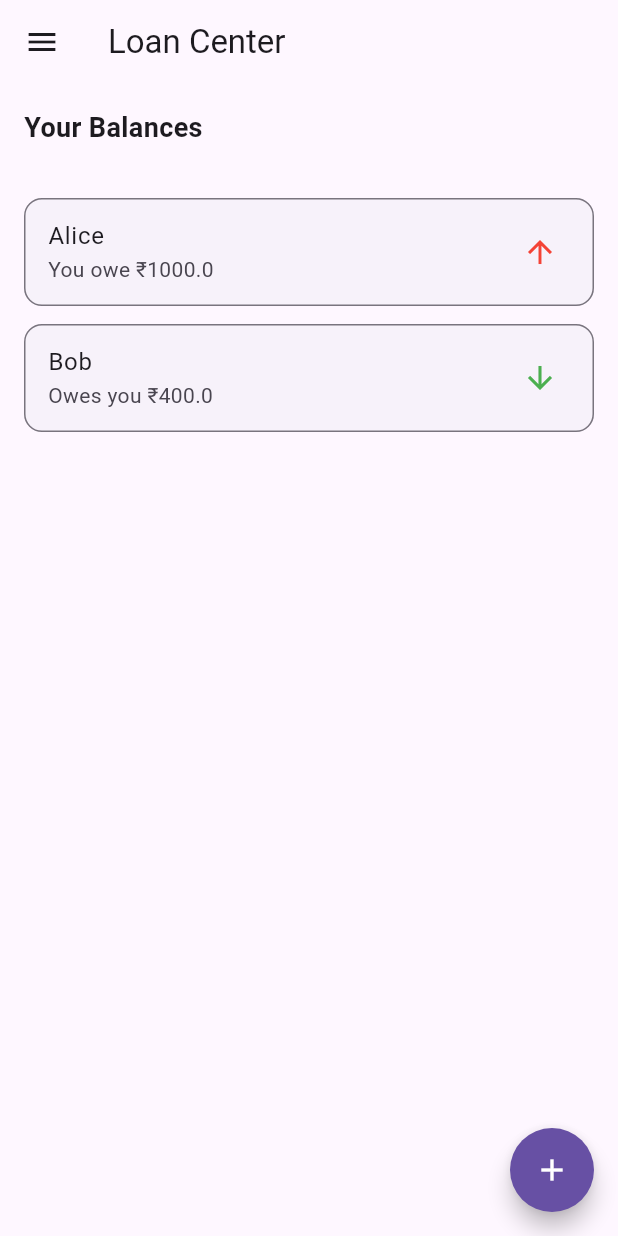
After one commit to AkshatJindal1/expense_tracker_app, a Flutter app: the LoanCenterScreen screen opened directly, on a phone screen of 412 x 824 dp. The commit adds this screen. Run offline on Flutter 3.47's test engine with Material 3 defaults, Android fonts, the phone set to English and light mode, and no system bars; drawn by our look-alikes of flutter_speed_dial; our stand-ins replace drift, flutter_riverpod; accounts and stored records are empty; generated files the repository leaves out were written again.

Commit message:
[Lona Screen] Add loan list screen

```diff
--- /dev/null
+++ b/lib/features/transactions/views/loan_center_screen.dart
@@ -0,0 +1,90 @@
+import 'package:expense_tracker_app/features/transactions/widgets/add_menu.dart';
+import 'package:expense_tracker_app/features/transactions/widgets/app_drawer.dart';
+import 'package:flutter/material.dart';
+
+class LoanCenterScreen extends StatelessWidget {
+  const LoanCenterScreen({super.key});
+
+  static final List<FabMenuEntry> menuItems = [
+    FabMenuEntry(
+      label: 'Loan Given',
+      icon: Icons.upload,
+      onTap: () => print('Loan Given'),
+    ),
+    FabMenuEntry(
+      label: 'Loan Taken',
+      icon: Icons.download,
+      onTap: () => print('Loan Taken'),
+    ),
+    FabMenuEntry(
+      label: 'Repayment Made',
+      icon: Icons.send,
+      onTap: () => print('Repayment Made'),
+    ),
+    FabMenuEntry(
+      label: 'Repayment Received',
+      icon: Icons.call_received,
+      onTap: () => print('Repayment Received'),
+    ),
+  ];
+
+  @override
+  Widget build(BuildContext context) {
+    return Scaffold(
+      drawer: AppDrawer(),
+      appBar: AppBar(title: const Text('Loan Center')),
+      floatingActionButton: AddMenu(items: menuItems),
+      body: Column(
+        crossAxisAlignment: CrossAxisAlignment.start,
+        children: [
+          const Padding(
+            padding: EdgeInsets.all(16),
+            child: Text(
+              'Your Balances',
+              style: TextStyle(fontSize: 18, fontWeight: FontWeight.bold),
+            ),
+          ),
+
+          // TODO: Replace with real data from DB
+          Expanded(
+            child: ListView(
+              padding: const EdgeInsets.symmetric(horizontal: 16, vertical: 12),
+              children: [
+                _loanCard(context, name: 'Alice', amount: -1000),
+                _loanCard(context, name: 'Bob', amount: 400),
+              ],
+            ),
+          ),
+        ],
+      ),
+    );
+  }
+
+  Widget _loanCard(
+    BuildContext context, {
+    required String name,
+    required double amount,
+  }) {
+    final bool isOwed = amount > 0;
+    final color = isOwed ? Colors.green : Colors.red;
+    final arrowIcon = isOwed ? Icons.arrow_downward : Icons.arrow_upward;
+    final text =
+        isOwed ? 'Owes you ₹${amount.abs()}' : 'You owe ₹${amount.abs()}';
+
+    return Card(
+      elevation: 0,
+      margin: const EdgeInsets.symmetric(vertical: 6),
+      shape: RoundedRectangleBorder(
+        side: BorderSide(
+          color: Theme.of(context).colorScheme.outline,
+          width: 1),
+        borderRadius: BorderRadius.circular(12),
+      ),
+      child: ListTile(
+        title: Text(name),
+        subtitle: Text(text),
+        trailing: Icon(arrowIcon, color: color),
+      ),
+    );
+  }
+}
--- /dev/null
+++ b/lib/features/transactions/widgets/add_menu.dart
@@ -0,0 +1,79 @@
+import 'package:expense_tracker_app/core/models/enums.dart';
+import 'package:expense_tracker_app/features/transactions/views/add_transaction_screen.dart';
+import 'package:flutter/material.dart';
+import 'package:flutter_speed_dial/flutter_speed_dial.dart';
+
+class FabMenuEntry {
+  final String? label;
+  final IconData? icon;
+  final VoidCallback onTap;
+
+  const FabMenuEntry({
+    required this.label,
+    required this.icon,
+    required this.onTap,
+  });
+}
+
+class AddMenu extends StatelessWidget {
+  final List<FabMenuEntry> items;
+  const AddMenu({super.key, required this.items});
+
+  @override
+  Widget build(BuildContext context) {
+    return SpeedDial(
+      icon: Icons.add,
+      activeIcon: Icons.close,
+      backgroundColor: Theme.of(context).colorScheme.primary,
+      foregroundColor: Colors.white,
+      overlayColor: Colors.black,
+      overlayOpacity: 0.7,
+      children: items.map((entry) {
+        return SpeedDialChild(
+          child: Icon(entry.icon),
+          label: entry.label,
+          onTap: entry.onTap,
+        );
+      }).toList(),
+      // children: [
+      //   SpeedDialChild(
+      //     child: const Icon(Icons.shopping_cart),
+      //     label: 'Add Expense',
+      //     onTap:
+      //         () => Navigator.push(
+      //           context,
+      //           MaterialPageRoute(builder: (_) => const AddTransactionScreen()),
+      //         ),
+      //   ),
+      //   SpeedDialChild(
+      //     child: const Icon(Icons.swap_horiz),
+      //     label: 'Add Transfer',
+      //     onTap:
+      //         () => Navigator.push(
+      //           context,
+      //           MaterialPageRoute(
+      //             builder:
+      //                 (_) => const AddTransactionScreen(
+      //                   defaultType: TransactionType.transfer,
+      //                 ),
+      //           ),
+      //         ),
+      //   ),
+      //   SpeedDialChild(
+      //     child: const Icon(Icons.attach_money),
+      //     label: 'Add Income',
+      //     onTap:
+      //         () => Navigator.push(
+      //           context,
+      //           MaterialPageRoute(
+      //             builder:
+      //                 (_) => const AddTransactionScreen(
+      //                   defaultType: TransactionType.income,
+      //                 ),
+      //           ),
+      //         ),
+      //   ),
+      // ],
+    );
+  }
+}
--- a/lib/features/transactions/widgets/app_drawer.dart
+++ b/lib/features/transactions/widgets/app_drawer.dart
@@ -1,3 +1,4 @@
+import 'package:expense_tracker_app/features/transactions/views/loan_center_screen.dart';
 import 'package:flutter/material.dart';
 import 'package:expense_tracker_app/features/transactions/views/transaction_list_screen.dart';
 // import 'package:expense_tracker_app/features/loans/views/loan_center_screen.dart';
@@ -73,7 +74,7 @@ class AppDrawer extends StatelessWidget {
                 Navigator.pushReplacement(
                   context,
                   MaterialPageRoute(
-                    builder: (_) => const TransactionListScreen(),
+                    builder: (_) => const LoanCenterScreen(),
                   ),
                 );
               });
```
Also changed, not shown: lib/features/transactions/views/transaction_list_screen.dart (+61 -146 lines), lib/features/transactions/widgets/add_transaction_button.dart (deleted, +0 -57 lines), lib/features/transactions/widgets/transaction_card.dart (added, +135 -0 lines).
